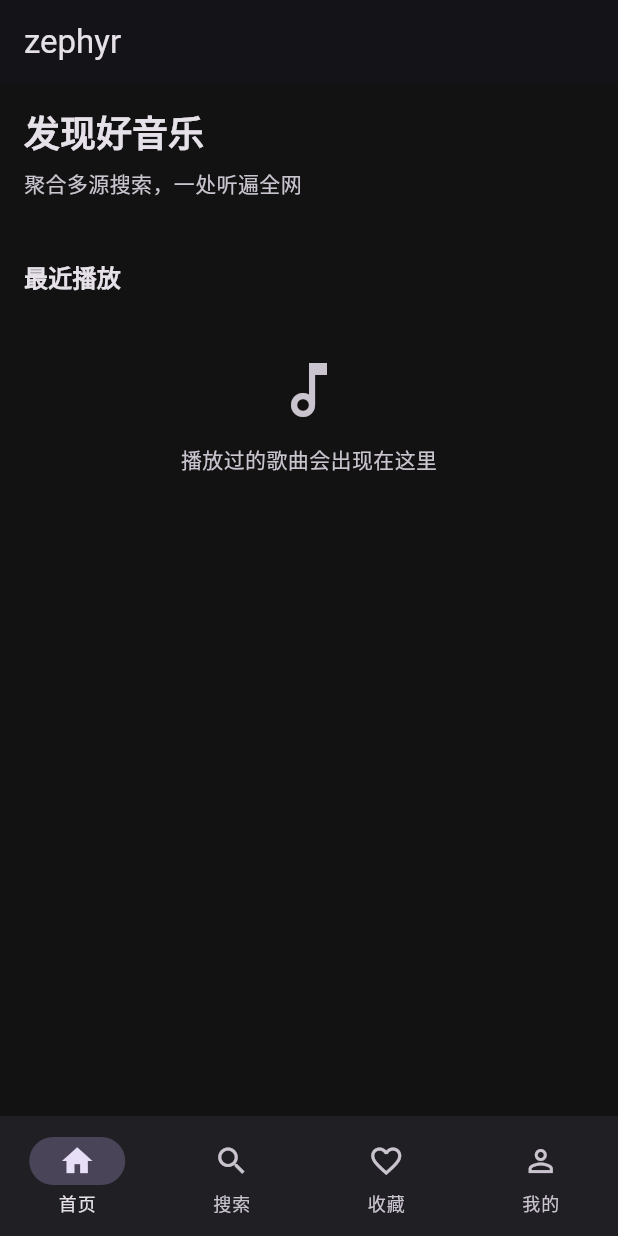
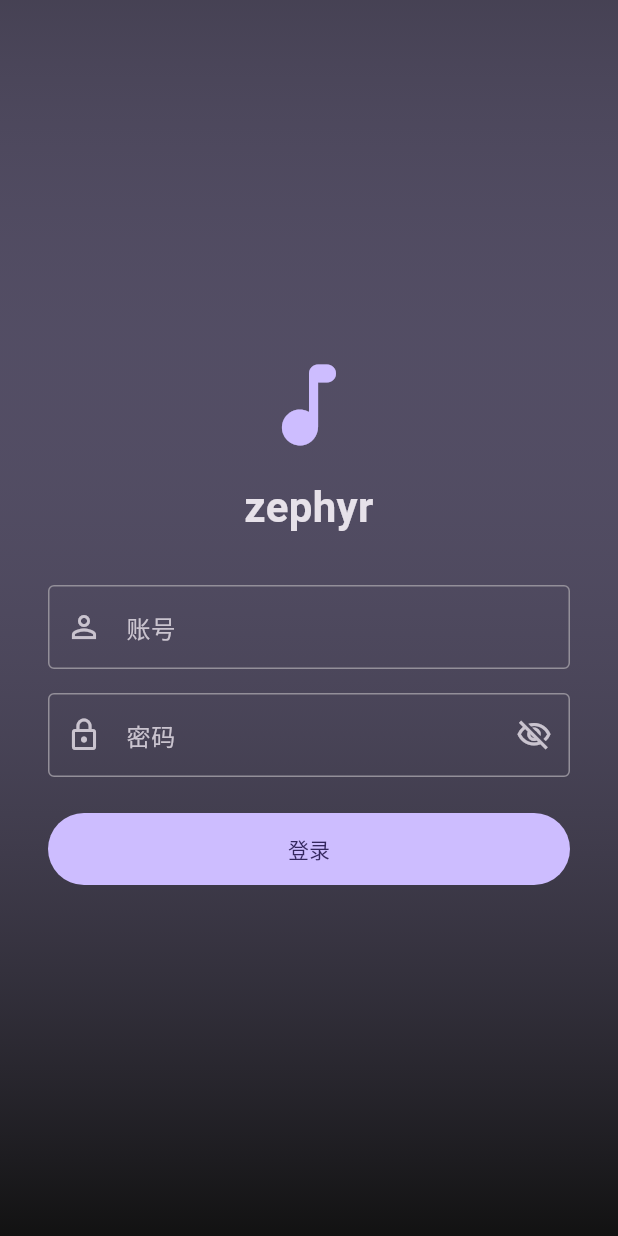
Before and after one commit to zz2167625-sys/musicTool, a Flutter app: the screen it shows after launch, on a phone screen of 412 x 824 dp. Run offline on Flutter 3.47's test engine with Material 3 defaults, Android fonts, the phone set to English and light mode, and no system bars; our stand-ins replace audio_service, file_picker, just_audio, shared_preferences; network calls fail.

Commit message:
feat: v1.4.0 新增登录界面（唯一账号），更新通道恢复仓库 raw 链接
- 启动需登录，全应用仅一个唯一账号（lib/services/auth.dart 常量），登录状态本机持久化
- 「我的」新增退出登录
- 取消仓库私有化方案：updateUrl 改回 raw.githubusercontent，删除临时 Gist

```diff
--- a/lib/app_info.dart
+++ b/lib/app_info.dart
@@ -6,11 +6,11 @@ class AppInfo {
   AppInfo._();
 
   static const name = 'zephyr';
-  static const version = '1.3.0';
+  static const version = '1.4.0';
 
-  /// 远端更新信息地址（公开 Gist，仓库私有化后仍可匿名访问）：
-  /// {"version": "1.3.1", "url": "https://...", "notes": "更新说明"}
-  /// 发布新版时更新 Gist 中的 update.json 即可，App 会据此判断并提示。
+  /// 远端更新信息地址（仓库公开，App 匿名访问 raw 链接）：
+  /// {"version": "1.4.1", "url": "https://...", "notes": "更新说明"}
+  /// 发布新版时更新仓库根目录 update.json 即可，App 会据此判断并提示。
   static const updateUrl =
-      'https://gist.githubusercontent.com/zz2167625-sys/2bd9e8f419b263f4c3c0d5009854c0f0/raw/update.json';
+      'https://raw.githubusercontent.com/zz2167625-sys/musicTool/main/update.json';
 }
--- a/lib/main.dart
+++ b/lib/main.dart
@@ -5,6 +5,8 @@ import 'package:flutter/material.dart';
 
 import 'app_info.dart';
 import 'pages/home_shell.dart';
+import 'pages/login_page.dart';
+import 'services/auth.dart';
 import 'services/local_music.dart';
 import 'services/local_store.dart';
 import 'services/player_handler.dart';
@@ -29,7 +31,7 @@ Future<void> main() async {
       androidStopForegroundOnPause: true,
     ),
   );
-  runApp(const MusicToolApp());
+  runApp(MusicToolApp(loggedIn: await Auth.isLoggedIn()));
   unawaited(_autoCheckUpdate());
 }
 
@@ -45,7 +47,9 @@ Future<void> _autoCheckUpdate() async {
 }
 
 class MusicToolApp extends StatelessWidget {
-  const MusicToolApp({super.key});
+  const MusicToolApp({super.key, required this.loggedIn});
+
+  final bool loggedIn;
 
   @override
   Widget build(BuildContext context) {
@@ -62,7 +66,7 @@ class MusicToolApp extends StatelessWidget {
         ),
         scaffoldBackgroundColor: const Color(0xFF121212),
       ),
-      home: const HomeShell(),
+      home: loggedIn ? const HomeShell() : const LoginPage(),
     );
   }
 }
--- /dev/null
+++ b/lib/pages/login_page.dart
@@ -0,0 +1,137 @@
+import 'package:flutter/material.dart';
+
+import '../app_info.dart';
+import '../services/auth.dart';
+import 'home_shell.dart';
+
+class LoginPage extends StatefulWidget {
+  const LoginPage({super.key});
+
+  @override
+  State<LoginPage> createState() => _LoginPageState();
+}
+
+class _LoginPageState extends State<LoginPage> {
+  final _userController = TextEditingController();
+  final _passController = TextEditingController();
+  bool _obscure = true;
+  bool _submitting = false;
+
+  @override
+  void dispose() {
+    _userController.dispose();
+    _passController.dispose();
+    super.dispose();
+  }
+
+  Future<void> _login() async {
+    if (_submitting) return;
+    if (!Auth.verify(_userController.text, _passController.text)) {
+      ScaffoldMessenger.of(context).showSnackBar(
+        const SnackBar(content: Text('账号或密码错误')),
+      );
+      return;
+    }
+    setState(() => _submitting = true);
+    await Auth.setLoggedIn(true);
+    if (!mounted) return;
+    Navigator.of(context).pushReplacement(
+      MaterialPageRoute(builder: (_) => const HomeShell()),
+    );
+  }
+
+  @override
+  Widget build(BuildContext context) {
+    final scheme = Theme.of(context).colorScheme;
+    return Scaffold(
+      body: Container(
+        decoration: BoxDecoration(
+          gradient: LinearGradient(
+            begin: Alignment.topCenter,
+            end: Alignment.bottomCenter,
+            colors: [
+              scheme.primary.withValues(alpha: 0.28),
+              const Color(0xFF121212),
+            ],
+          ),
+        ),
+        child: SafeArea(
+          child: Center(
+            child: SingleChildScrollView(
+              padding: const EdgeInsets.symmetric(horizontal: 32, vertical: 24),
+              child: ConstrainedBox(
+                constraints: const BoxConstraints(maxWidth: 400),
+                child: Column(
+                  mainAxisSize: MainAxisSize.min,
+                  crossAxisAlignment: CrossAxisAlignment.stretch,
+                  children: [
+                    Icon(
+                      Icons.music_note_rounded,
+                      size: 72,
+                      color: scheme.primary,
+                    ),
+                    const SizedBox(height: 12),
+                    Text(
+                      AppInfo.name,
+                      textAlign: TextAlign.center,
+                      style: const TextStyle(
+                        fontSize: 28,
+                        fontWeight: FontWeight.bold,
+                      ),
+                    ),
+                    const SizedBox(height: 32),
+                    TextField(
+                      controller: _userController,
+                      textInputAction: TextInputAction.next,
+                      autofillHints: const [AutofillHints.username],
+                      decoration: const InputDecoration(
+                        labelText: '账号',
+                        prefixIcon: Icon(Icons.person_outline),
+                        border: OutlineInputBorder(),
+                      ),
+                    ),
+                    const SizedBox(height: 16),
+                    TextField(
+                      controller: _passController,
+                      obscureText: _obscure,
+                      autofillHints: const [AutofillHints.password],
+                      onSubmitted: (_) => _login(),
+                      decoration: InputDecoration(
+                        labelText: '密码',
+                        prefixIcon: const Icon(Icons.lock_outline),
+                        border: const OutlineInputBorder(),
+                        suffixIcon: IconButton(
+                          icon: Icon(
+                            _obscure
+                                ? Icons.visibility_off_outlined
+                                : Icons.visibility_outlined,
+                          ),
+                          onPressed: () =>
+                              setState(() => _obscure = !_obscure),
+                        ),
+                      ),
+                    ),
+                    const SizedBox(height: 24),
+                    FilledButton(
+                      onPressed: _submitting ? null : _login,
+                      style: FilledButton.styleFrom(
+                        padding: const EdgeInsets.symmetric(vertical: 14),
+                      ),
+                      child: _submitting
+                          ? const SizedBox(
+                              width: 20,
+                              height: 20,
+                              child: CircularProgressIndicator(strokeWidth: 2),
+                            )
+                          : const Text('登录'),
+                    ),
+                  ],
+                ),
+              ),
+            ),
+          ),
+        ),
+      ),
+    );
+  }
+}
--- /dev/null
+++ b/lib/services/auth.dart
@@ -0,0 +1,24 @@
+import 'package:shared_preferences/shared_preferences.dart';
+
+/// 登录认证：全应用仅一个唯一账号，凭据集中在此处修改。
+class Auth {
+  Auth._();
+
+  static const username = 'zest';
+  static const password = '1235789z';
+
+  static const _loggedInKey = 'auth_logged_in_v1';
+
+  static bool verify(String user, String pass) =>
+      user.trim() == username && pass == password;
+
+  static Future<bool> isLoggedIn() async {
+    final prefs = await SharedPreferences.getInstance();
+    return prefs.getBool(_loggedInKey) ?? false;
+  }
+
+  static Future<void> setLoggedIn(bool value) async {
+    final prefs = await SharedPreferences.getInstance();
+    await prefs.setBool(_loggedInKey, value);
+  }
+}
--- a/pubspec.yaml
+++ b/pubspec.yaml
@@ -16,7 +16,7 @@ publish_to: 'none' # Remove this line if you wish to publish to pub.dev
 # https://developer.apple.com/library/archive/documentation/General/Reference/InfoPlistKeyReference/Articles/CoreFoundationKeys.html
 # In Windows, build-name is used as the major, minor, and patch parts
 # of the product and file versions while build-number is used as the build suffix.
-version: 1.3.0+4
+version: 1.4.0+5
 
 environment:
   sdk: ^3.13.7
--- a/update.json
+++ b/update.json
@@ -1,5 +1,5 @@
 {
-  "version": "1.3.0",
+  "version": "1.4.0",
   "url": "https://github.com/zz2167625-sys/musicTool/releases/latest",
-  "notes": "1. 内置 iTunes / Deezer 公开试听音乐源，开箱即可搜索网络音乐\n2. Python 抓取工具新增搜索与下载：--search 关键词 / --download / --app-assets\n3. 更新通道迁移至公开 Gist，仓库私有化后更新提示不受影响"
+  "notes": "1. 新增登录界面：仅唯一账号可登录使用，支持退出登录\n2. 更新通道恢复为仓库 raw 链接，仓库保持公开"
 }
```
Also changed, not shown: lib/pages/settings_page.dart (+36 -0 lines), 2 other files.
